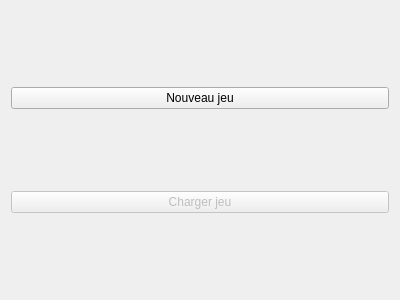
The window that app/view/forms/hostpage.ui (r0nd0ud0u/qt-rpg) describes before a commit, drawn with Qt 5.
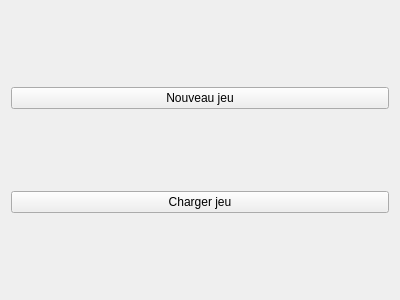
The same window after the commit. Custom widgets are drawn as their Qt base class.

```diff
--- a/app/view/forms/hostpage.ui
+++ b/app/view/forms/hostpage.ui
@@ -24,7 +24,7 @@
    <item>
     <widget class="CompBigPrimaryButton" name="loadGamePushButton">
      <property name="enabled">
-      <bool>false</bool>
+      <bool>true</bool>
      </property>
      <property name="text">
       <string>Charger jeu</string>
```
